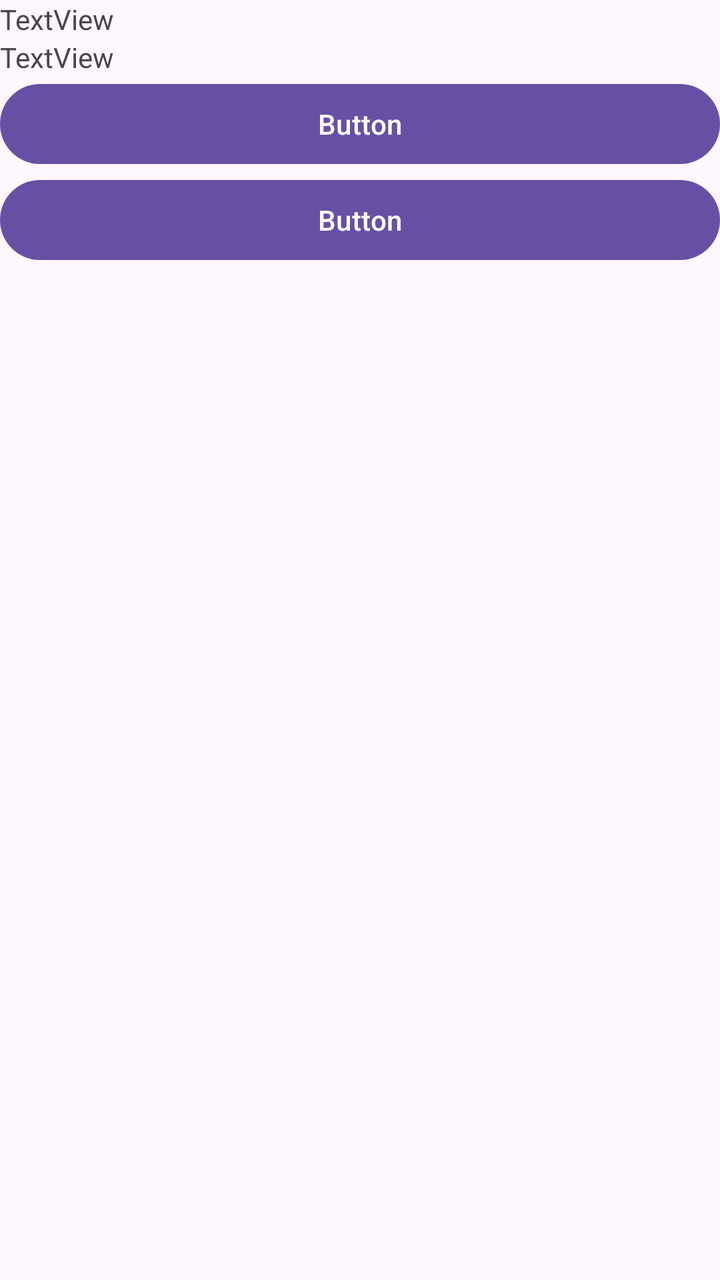
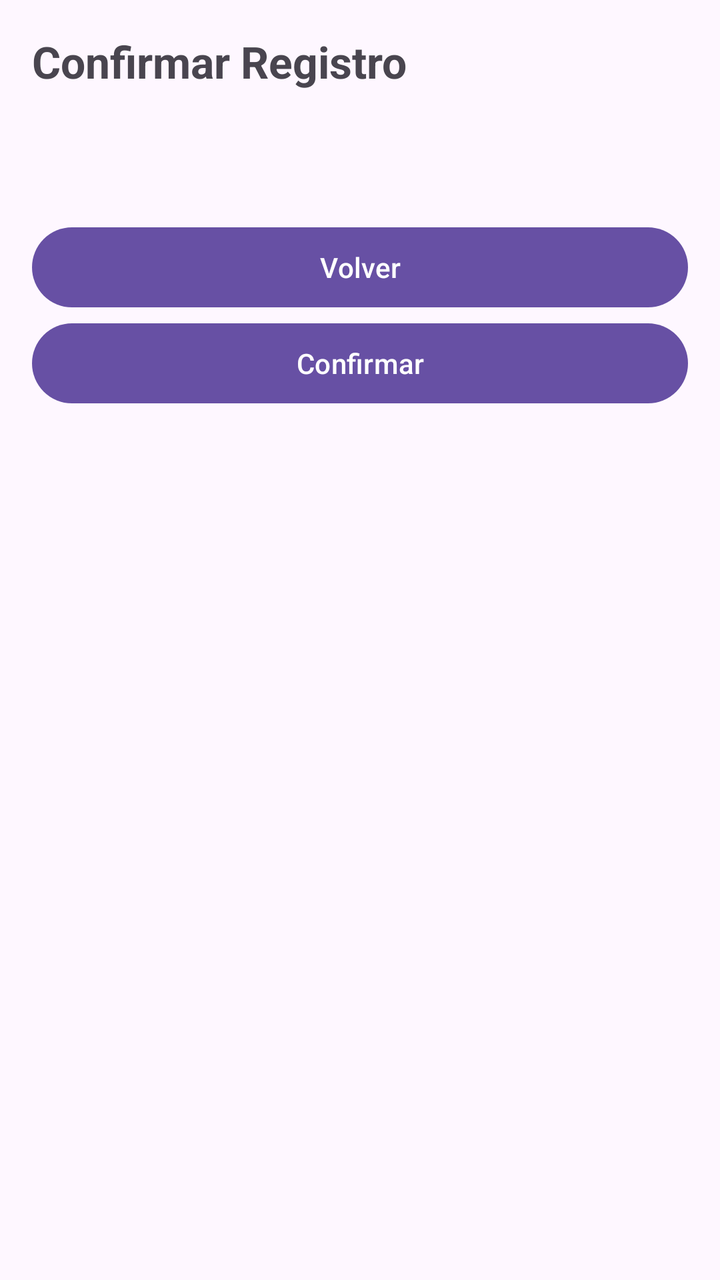

Two renders of the same Android screen: before a commit and after it. Below are the layout's source before the change and the commit's diff.
<!-- AndroidManifest.xml: application theme Theme.RegistroContactos -->
<!-- res/layout/activity_confirmacion.xml -->
<?xml version="1.0" encoding="utf-8"?>
<LinearLayout xmlns:android="http://schemas.android.com/apk/res/android"
    android:layout_width="match_parent"
    android:layout_height="match_parent"
    android:orientation="vertical">

    <TextView
        android:id="@+id/textView"
        android:layout_width="match_parent"
        android:layout_height="wrap_content"
        android:text="TextView" />

    <TextView
        android:id="@+id/tvResumen"
        android:layout_width="match_parent"
        android:layout_height="wrap_content"
        android:text="TextView" />

    <Button
        android:id="@+id/btnVolver"
        android:layout_width="match_parent"
        android:layout_height="wrap_content"
        android:text="Button" />

    <Button
        android:id="@+id/btnConfirmar"
        android:layout_width="match_parent"
        android:layout_height="wrap_content"
        android:text="Button" />
</LinearLayout>
<!-- resources referenced by this layout -->
<resources>
  <style name="Theme.RegistroContactos" parent="Base.Theme.RegistroContactos" />
  <style name="Base.Theme.RegistroContactos" parent="Theme.Material3.DayNight.NoActionBar">
          
          
      </style>
</resources>

<!-- the commit's change to res/layout/activity_confirmacion.xml (unified diff, before → after) -->
@@ -2,29 +2,34 @@
 <LinearLayout xmlns:android="http://schemas.android.com/apk/res/android"
     android:layout_width="match_parent"
     android:layout_height="match_parent"
-    android:orientation="vertical">
+    android:orientation="vertical"
+    android:padding="16dp">
 
     <TextView
         android:id="@+id/textView"
         android:layout_width="match_parent"
         android:layout_height="wrap_content"
-        android:text="TextView" />
+        android:text="Confirmar Registro"
+        android:textSize="22sp"
+        android:textStyle="bold"
+        android:layout_marginBottom="16dp" />
 
     <TextView
         android:id="@+id/tvResumen"
         android:layout_width="match_parent"
         android:layout_height="wrap_content"
-        android:text="TextView" />
+        android:textSize="18sp"
+        android:layout_marginBottom="24dp" />
 
     <Button
         android:id="@+id/btnVolver"
         android:layout_width="match_parent"
         android:layout_height="wrap_content"
-        android:text="Button" />
+        android:text="Volver" />
 
     <Button
         android:id="@+id/btnConfirmar"
         android:layout_width="match_parent"
         android:layout_height="wrap_content"
-        android:text="Button" />
+        android:text="Confirmar" />
 </LinearLayout>
